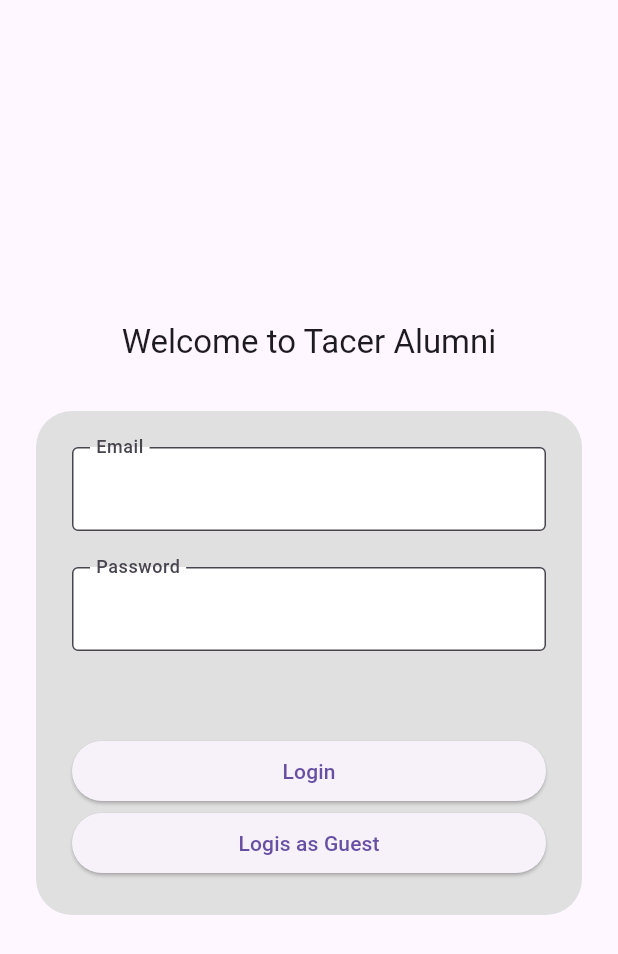
After one commit to Efrosine/tracer_alumni_v1, a Flutter app: the screen it shows after launch, after a tap on "Logis as Guest", after a tap on the "logout" icon, on a phone screen of 412 x 824 dp. The commit adds this screen. Shown: the top 954 px of the screen. Run offline on Flutter 3.47's test engine with Material 3 defaults, Android fonts, the phone set to English and light mode, and no system bars; our stand-ins replace curved_navigation_bar, gap; missing offline and left inert: odoo_rpc.

Commit message:
lagi lagi

```diff
--- a/lib/main.dart
+++ b/lib/main.dart
@@ -4,6 +4,7 @@ import 'package:flutter/material.dart';
 import 'package:tracer_alumni_v1/model/prodi.dart';
 import 'package:tracer_alumni_v1/nav_bar.dart';
 import 'package:tracer_alumni_v1/service_api.dart';
+import 'package:tracer_alumni_v1/view/signin_page.dart';
 
 void main() {
   runApp(const MainApp());
@@ -14,9 +15,10 @@ class MainApp extends StatelessWidget {
 
   @override
   Widget build(BuildContext context) {
-    return const MaterialApp(
+    return  MaterialApp(
+      debugShowCheckedModeBanner: false,
       home: Scaffold(
-        body: NavBar(),
+        body: LoginPage(),
       ),
     );
   }
--- a/lib/nav_bar.dart
+++ b/lib/nav_bar.dart
@@ -12,16 +12,26 @@ class NavBar extends StatefulWidget {
 }
 
 class _NavBarState extends State<NavBar> {
-  List<Widget> pages = [ProdiView(),FakultasView(),MhsView()];
+  List<Widget> pages = [ProdiView(), FakultasView(), MhsView()];
   int pageCount = 0;
   @override
   Widget build(BuildContext context) {
     return Scaffold(
-      bottomNavigationBar: CurvedNavigationBar(
-        items: [
-          Icon(Icons.book),
-          Icon(Icons.school),
-          Icon(Icons.person),
+      bottomNavigationBar: BottomNavigationBar(
+        currentIndex: pageCount,
+        items: const [
+          BottomNavigationBarItem(
+            icon: Icon(Icons.book),
+            label: "Prodi",
+          ),
+          BottomNavigationBarItem(
+            icon: Icon(Icons.home_max_rounded),
+            label: "Fakultas",
+          ),
+          BottomNavigationBarItem(
+            icon: Icon(Icons.person),
+            label: "Profil",
+          ),
         ],
         onTap: (value) => setState(
           () {
--- a/lib/view/prodi_view.dart
+++ b/lib/view/prodi_view.dart
@@ -2,14 +2,20 @@ import 'package:flutter/material.dart';
 import 'package:tracer_alumni_v1/model/prodi.dart';
 import 'package:tracer_alumni_v1/service_api.dart';
 import 'package:tracer_alumni_v1/view/insert_prodi_dialog.dart';
+import 'package:tracer_alumni_v1/view/signin_page.dart';
 
-class ProdiView extends StatelessWidget {
+class ProdiView extends StatefulWidget {
   ProdiView({super.key});
 
+  @override
+  State<ProdiView> createState() => _ProdiViewState();
+}
+
+class _ProdiViewState extends State<ProdiView> {
   final ServiceApi serviceApi = ServiceApi();
 
   Future<List<Prodi>> fetchProdiList() async {
-    await serviceApi.auth();
+    await serviceApi.auth('admin@gmail.com', 'admin123');
     final getData = await serviceApi.getProdi();
 
     // Casting and converting to list of Prodi objects
@@ -20,15 +26,32 @@ class ProdiView extends StatelessWidget {
   @override
   Widget build(BuildContext context) {
     return Scaffold(
-      appBar: AppBar(title: Text('Prodi'),),
-       floatingActionButton: FloatingActionButton(
-        child: const Icon(Icons.add),
-        onPressed: () {
-          showDialog(
-              context: context,
-              builder: (context) => const InsertProdisDialog());
-        },
+      appBar: AppBar(
+        title: Text('Prodi'),
+        actions: [
+          IconButton(
+              onPressed: () {
+                Navigator.push(
+                    context,
+                    MaterialPageRoute(
+                      builder: (context) => LoginPage(),
+                    ));
+              },
+              icon: Icon(Icons.logout))
+        ],
       ),
+      floatingActionButton: isLogin
+          ? FloatingActionButton(
+              child: const Icon(Icons.add),
+              onPressed: () {
+                showDialog(
+                    context: context,
+                    builder: (context) => InsertProdisDialog()).then(
+                  (value) => setState(() {}),
+                );
+              },
+            )
+          : null,
       body: FutureBuilder<List<Prodi>>(
         future: fetchProdiList(),
         builder: (BuildContext context, AsyncSnapshot<List<Prodi>> snapshot) {
@@ -51,7 +74,32 @@ class ProdiView extends StatelessWidget {
                   return ListTile(
                     title: Text(prodi.name),
                     leading: Text(
-                        'ID: ${prodi.id}'), // Optional: Display ID as subtitle
+                      'ID: ${prodi.id}',
+                    ),
+                    trailing: isLogin
+                        ? Wrap(
+                            children: [
+                              IconButton(
+                                onPressed: () {
+                                  showDialog(
+                                      context: context,
+                                      builder: (context) => InsertProdisDialog(
+                                            prodi: prodi,
+                                          )).then((value) => setState(() {}));
+                                },
+                                icon: const Icon(Icons.edit),
+                              ),
+                              IconButton(
+                                onPressed: () async {
+                                  await serviceApi.delProdi(prodi.id);
+                                  setState(() {});
+                                },
+                                icon: const Icon(Icons.delete),
+                              ),
+                            ],
+                          )
+                        : null,
+                    // Optional: Display ID as subtitle
                   );
                 },
               );
--- /dev/null
+++ b/lib/view/signin_page.dart
@@ -0,0 +1,127 @@
+import 'package:flutter/material.dart';
+import 'package:gap/gap.dart';
+import 'package:tracer_alumni_v1/nav_bar.dart';
+import 'package:tracer_alumni_v1/service_api.dart';
+
+class LoginPage extends StatelessWidget {
+  LoginPage({super.key});
+  final TextEditingController emailController = TextEditingController();
+  final TextEditingController passwordController = TextEditingController();
+  final GlobalKey<FormState> _globalKey = GlobalKey<FormState>();
+  final ServiceApi serviceApi = ServiceApi();
+  @override
+  Widget build(BuildContext context) {
+    return Scaffold(
+      body: SingleChildScrollView(
+        child: SizedBox(
+          height: MediaQuery.of(context).size.height,
+          child: Column(
+            mainAxisSize: MainAxisSize.min,
+            mainAxisAlignment: MainAxisAlignment.center,
+            children: [
+              Text(
+                'Welcome to Tacer Alumni',
+                style: Theme.of(context).textTheme.titleLarge,
+                textAlign: TextAlign.center,
+              ),
+              Gap(32),
+              Container(
+                margin: EdgeInsets.symmetric(
+                  horizontal: 24,
+                ),
+                padding: EdgeInsets.all(24),
+                decoration: BoxDecoration(
+                  color: Colors.grey[300],
+                  borderRadius: BorderRadius.circular(24),
+                ),
+                child: Form(
+                  key: _globalKey,
+                  child: Column(
+                    mainAxisAlignment: MainAxisAlignment.center,
+                    children: [
+                      TextFormField(
+                        controller: emailController,
+                        decoration: InputDecoration(
+                          labelText: 'Email',
+                          labelStyle: TextStyle(
+                            fontWeight: FontWeight.w500,
+                          ),
+                          filled: true,
+                          fillColor: Colors.white,
+                          floatingLabelBehavior: FloatingLabelBehavior.always,
+                          border: OutlineInputBorder(),
+                        ),
+                      ),
+                      Gap(24),
+                      TextFormField(
+                        controller: passwordController,
+                        decoration: InputDecoration(
+                          labelText: 'Password',
+                          labelStyle: TextStyle(
+                            fontWeight: FontWeight.w500,
+                          ),
+                          filled: true,
+                          fillColor: Colors.white,
+                          floatingLabelBehavior: FloatingLabelBehavior.always,
+                          border: OutlineInputBorder(),
+                        ),
+                      ),
+                      Gap(56),
+                      Container(
+                        width: double.infinity,
+                        child: ElevatedButton(
+                          onPressed: () async {
+                            if (_globalKey.currentState!.validate()) {
+                              try {
+                                String email = emailController.text.trim();
+                                String password =
+                                    passwordController.text.trim();
+                                print('email:$email,pw:$password,');
+                                if (email != 'admin@gmail.com' &&
+                                    password != 'admin123') {
+                                  throw Exception('Email atau password salah');
+                                }
+                                await serviceApi.auth(email, password);
+
+                                Navigator.pushReplacement(
+                                    context,
+                                    MaterialPageRoute(
+                                      builder: (context) => NavBar(),
+                                    ));
+                                isLogin = true;
+                              } catch (e) {
+                                ScaffoldMessenger.of(context).showSnackBar(
+                                    SnackBar(content: Text(e.toString())));
+                              }
+                            } else {
+                              ScaffoldMessenger.of(context).showSnackBar(
+                                  SnackBar(content: Text('Data tidak valid')));
+                            }
+                          },
+                          child: Text('Login'),
+                        ),
+                      ),
+                      Container(
+                        width: double.infinity,
+                        child: ElevatedButton(
+                            onPressed: () {
+                              isLogin = false;
+                              Navigator.pushReplacement(
+                                  context,
+                                  MaterialPageRoute(
+                                    builder: (context) => NavBar(),
+                                  ));
+                            },
+                            child: Text('Logis as Guest')),
+                      )
+                    ],
+                  ),
+                ),
+              ),
+            ],
+          ),
+        ),
+      ),
+    );
+  }
+}
```
Also changed, not shown: lib/model/fakultas.dart (+8 -0 lines), lib/model/mahasiswa.dart (+26 -8 lines), lib/model/prodi.dart (+8 -0 lines), lib/service_api.dart (+109 -12 lines), lib/view/fakultas_view.dart (+20 -5 lines), lib/view/insert_prodi_dialog.dart (+58 -3 lines), lib/view/mhs_view.dart (+22 -7 lines).
